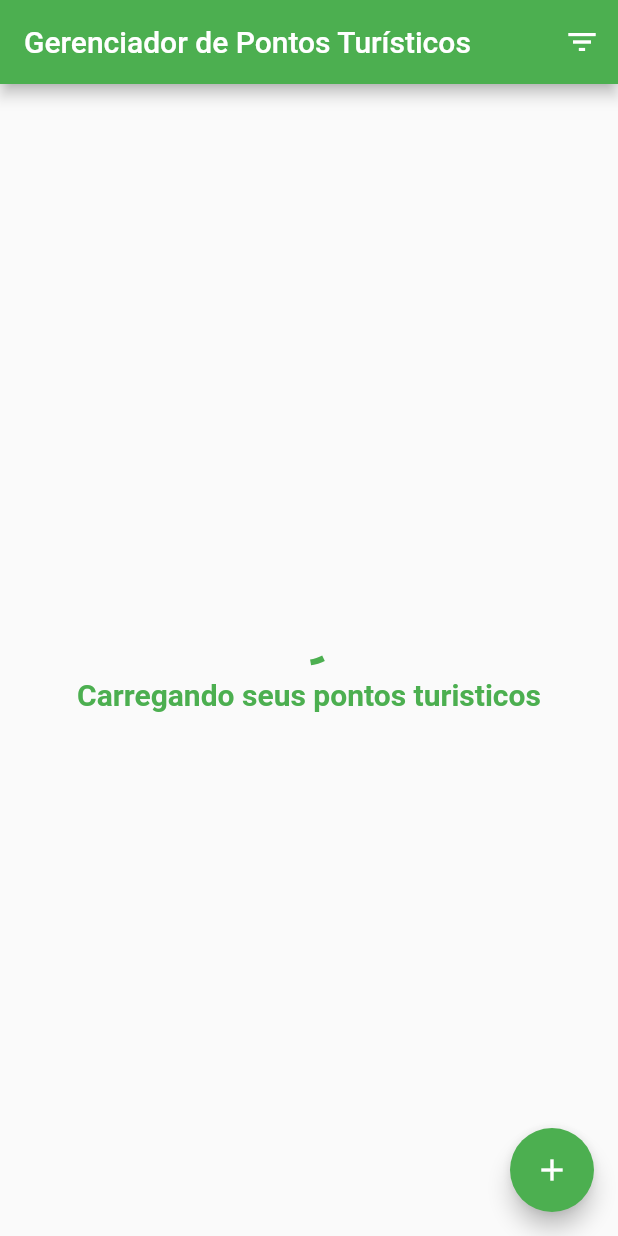
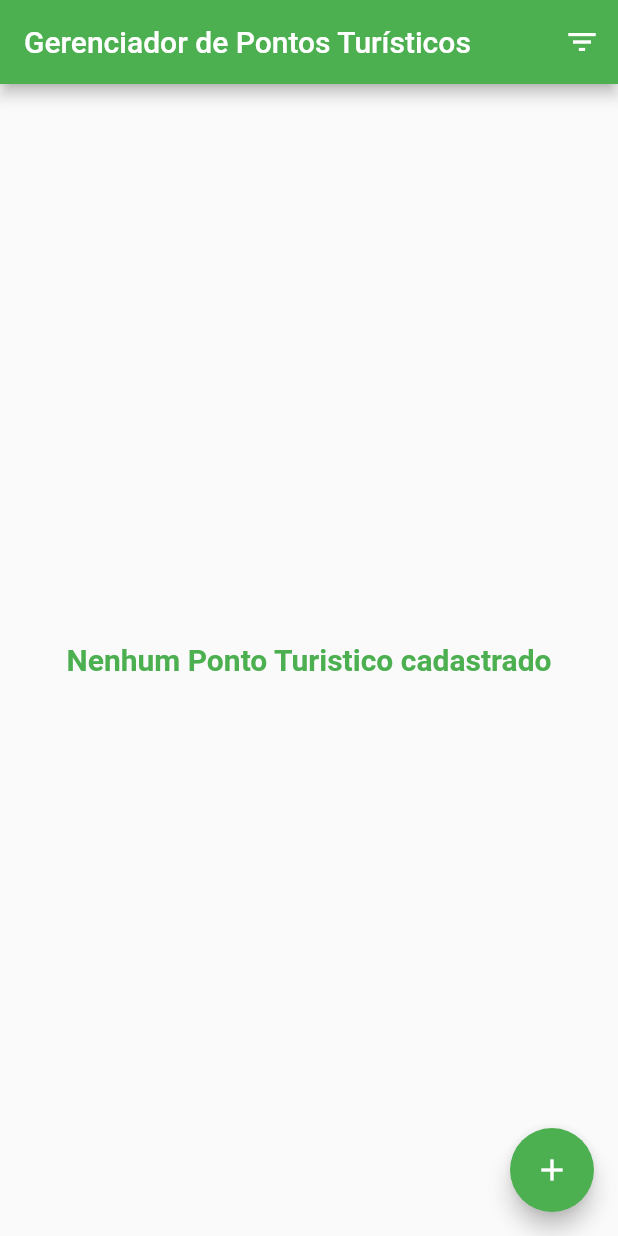
Before and after one commit to AdolfoSchwertz/gerenciamento_turismo, a Flutter app: the screen it shows after launch, on a phone screen of 412 x 824 dp. Run offline on Flutter 3.47's test engine with Material 2 defaults, Android fonts, the phone set to English and light mode, and no system bars; our stand-ins replace shared_preferences, sqflite; accounts and stored records are empty.

```diff
--- a/lib/dao/turismo_dao.dart
+++ b/lib/dao/turismo_dao.dart
@@ -7,7 +7,7 @@ class TurismoDao {
   Future<bool> salvar(PontoTuristico pontoturistico) async {
     final database = await databaseProvider.database;
     final valores = pontoturistico.toMap();
-    if (pontoturistico.id == null) {
+    if (pontoturistico.id == 0) {
       pontoturistico.id = await database.insert(PontoTuristico.nomeTabela, valores);
       return true;
     } else {
--- a/lib/database/database_provider.dart
+++ b/lib/database/database_provider.dart
@@ -31,9 +31,9 @@ class DatabaseProvider {
         ${PontoTuristico.campoId} INTEGER PRIMARY KEY AUTOINCREMENT,
         ${PontoTuristico.campoDescricao} TEXT NOT NULL,
         ${PontoTuristico.campoData} TEXT,
-        ${PontoTuristico.campoDiferenciais} TEXT
-        ${PontoTuristico.campoNome} TEXT
-        ${PontoTuristico.campoFinalizada} INTEGER NOT NULL DEFAULT 0;
+        ${PontoTuristico.campoDiferenciais} TEXT,
+        ${PontoTuristico.campoNome} TEXT,
+        ${PontoTuristico.campoFinalizada} INTEGER NOT NULL DEFAULT 0
       );
     ''');
   }
--- a/lib/model/pontoTuristico.dart
+++ b/lib/model/pontoTuristico.dart
@@ -2,7 +2,7 @@ import 'package:intl/intl.dart';
 
 class PontoTuristico{
 
-  static const nomeTabela = 'ponto turistico';
+  static const nomeTabela = 'ponto_turistico';
   static const campoId = 'id';
   static const campoNome = 'nome';
   static const campoDescricao = 'descricao';
@@ -35,12 +35,13 @@ class PontoTuristico{
   }
 
   Map<String, dynamic> toMap() => {
-    campoId: id,
+    campoId: id == 0 ? null: id,
     campoNome: nome,
     campoDescricao: descricaoo,
     campoDiferenciais: diferenciais,
     campoData:
-    dataCadastro == null ? null : DateFormat("yyyy-MM-dd").format(dataCadastro!)
+    dataCadastro == null ? null : DateFormat("yyyy-MM-dd").format(dataCadastro!),
+    campoFinalizada: finalizada ? 1 : 0
   };
 
   factory PontoTuristico.fromMap(Map<String, dynamic> map) => PontoTuristico(
@@ -51,6 +52,7 @@ class PontoTuristico{
     dataCadastro: map[campoData] is String
         ? DateFormat("yyyy-MM-dd").parse(map[campoData])
         : null,
+    finalizada: map[campoFinalizada] == 1,
   );
 
 
--- a/lib/pages/lista_turismo_pages.dart
+++ b/lib/pages/lista_turismo_pages.dart
@@ -27,7 +27,7 @@ class _ListaTurismoPageState extends State<ListaTurismoPage> {
 
   @override
   void initState() {
-    super.initState();
+   // super.initState();
     _atualizarLista();
   }
 
@@ -196,7 +196,7 @@ class _ListaTurismoPageState extends State<ListaTurismoPage> {
       context: context,
       builder: (_) => AlertDialog(
         title: Text(
-          turismo == null ? 'Novo Ponto Turistico' : 'Alterar Ponto Turisco ${turismo.id}',
+          turismo == null ? 'Novo Ponto Turistico' : 'Alterar Ponto Turistico ${turismo.id}',
         ),
         content: ConteudoFormDialog(
           key: key,
@@ -306,8 +306,8 @@ class _ListaTurismoPageState extends State<ListaTurismoPage> {
     );
     setState(() {
       _turismos.clear();
+      _carregando = false;
       if (turismos.isNotEmpty) {
-        _carregando = false;
         _turismos.addAll(turismos);
       }
     });
--- a/lib/widgets/conteudo_form_dialog.dart
+++ b/lib/widgets/conteudo_form_dialog.dart
@@ -44,7 +44,7 @@ class ConteudoFormDialogState extends State<ConteudoFormDialog> {
   Widget build(BuildContext context){
     return Form(
         key: _formKey,
-        child: Column(
+        child: SingleChildScrollView(child: Column(
           mainAxisSize: MainAxisSize.min,
           children: [
             TextFormField(
@@ -94,6 +94,7 @@ class ConteudoFormDialogState extends State<ConteudoFormDialog> {
             // ),
           ],
         )
+        )
     );
 
 
```
